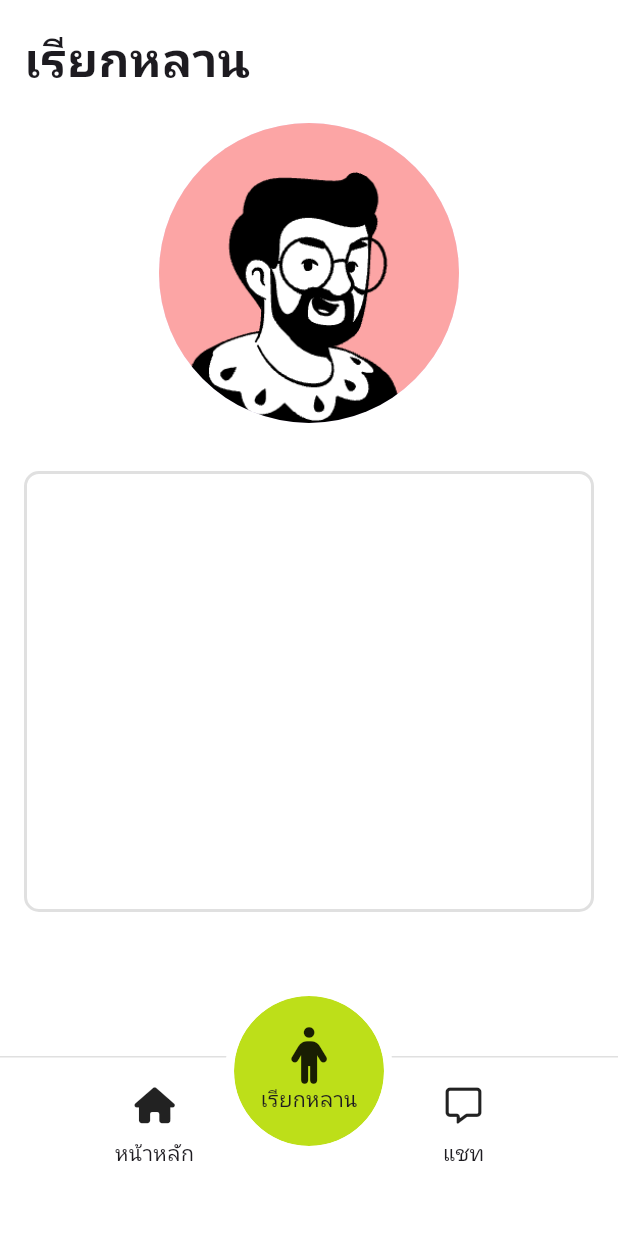
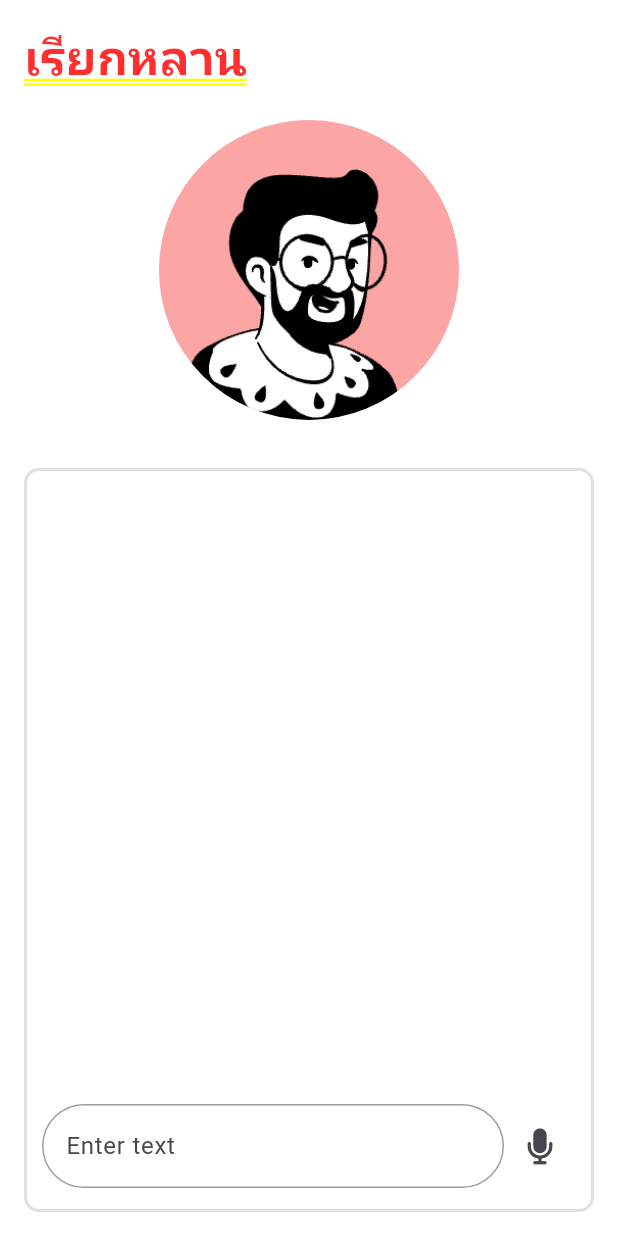
Before and after one commit to SornchaiTheDev/larn, a Flutter app: the screen it shows after launch, after a tap on "แชท", after a tap on "เรียกหลาน", on a phone screen of 412 x 824 dp. Run offline on Flutter 3.47's test engine with Material 3 defaults, Android fonts, the phone set to English and light mode, and no system bars; our stand-ins replace font_awesome_flutter, google_fonts; network calls fail; Roboto replaces fonts that are missing (Prompt).

Commit message:
feat(bottom-nav): modified bottom nav to work with ListView

```diff
--- a/lib/screens/add_larn_screen.dart
+++ b/lib/screens/add_larn_screen.dart
@@ -63,7 +63,7 @@
                               crossAxisAlignment: CrossAxisAlignment.start,
                               children: [
                                 const CircleAvatar(
-                                  radius: 60,
+                                  radius: 30,
                                   backgroundImage:
                                       AssetImage("assets/images/larn1.png"),
                                 ),
--- a/lib/screens/bottom_navigation_screen.dart
+++ b/lib/screens/bottom_navigation_screen.dart
@@ -1,4 +1,7 @@
 import 'package:flutter/material.dart';
+import 'package:flutter/widgets.dart';
+import 'package:font_awesome_flutter/font_awesome_flutter.dart';
+import 'package:larn/constants/colors.dart';
 import 'package:larn/screens/call_larn_screen.dart';
 import 'package:larn/screens/chats_screen.dart';
 import 'package:larn/screens/home_screen.dart';
@@ -29,17 +32,71 @@
   @override
   Widget build(BuildContext context) {
     return Scaffold(
-      body: Column(
+      body: SizedBox(
+        width: double.infinity,
+        child: Stack(
+          children: [
+            Positioned(
+              left: 0,
+              right: 0,
+              top: 0,
+              bottom: 0,
+              child: Column(
                 children: [
                   Expanded(
                     child: screens[currentIndex],
                   ),
-          const SizedBox(height: 40),
-          BottomNavigationWidget(
+                ],
+              ),
+            ),
+            Positioned(
+              bottom: 0,
+              left: 0,
+              right: 0,
+              child: BottomNavigationWidget(
                 currentIndex: currentIndex,
                 onTap: onTap,
               ),
+            ),
+            Positioned(
+              bottom: 50,
+              left: 0,
+              right: 0,
+              child: Column(
+                mainAxisAlignment: MainAxisAlignment.center,
+                crossAxisAlignment: CrossAxisAlignment.center,
+                children: [
+                  GestureDetector(
+                    onTap: () => Navigator.pushNamed(context, "/call-larn"),
+                    child: Container(
+                      padding: const EdgeInsets.all(18.0),
+                      decoration: BoxDecoration(
+                        color: primaryColor,
+                        border: Border.all(
+                          width: 8,
+                          color: Colors.white,
+                          strokeAlign: BorderSide.strokeAlignOutside,
+                        ),
+                        borderRadius: const BorderRadius.all(
+                          Radius.circular(100.0),
+                        ),
+                      ),
+                      child: const Column(
+                        children: [
+                          FaIcon(
+                            FontAwesomeIcons.person,
+                            size: 38,
+                          ),
+                          Text("เรียกหลาน"),
                         ],
+                      ),
+                    ),
+                  )
+                ],
+              ),
+            ),
+          ],
+        ),
       ),
     );
   }
--- a/lib/screens/call_larn_screen.dart
+++ b/lib/screens/call_larn_screen.dart
@@ -1,4 +1,5 @@
 import 'package:flutter/material.dart';
+import 'package:larn/widgets/chat_message_widget.dart';
 
 class CallLarnScreen extends StatelessWidget {
   const CallLarnScreen({super.key});
@@ -39,6 +40,17 @@
                     Radius.circular(10.0),
                   ),
                 ),
+                child: Column(
+                  children: [
+                    Expanded(
+                      child: ListView(),
+                    ),
+                    const Padding(
+                      padding: EdgeInsets.fromLTRB(10, 0, 10, 14),
+                      child: ChatMessageWidget(),
+                    ),
+                  ],
+                ),
               ),
             ),
           ],
--- a/lib/screens/chat_screen.dart
+++ b/lib/screens/chat_screen.dart
@@ -1,6 +1,7 @@
 import 'package:flutter/material.dart';
 import 'package:font_awesome_flutter/font_awesome_flutter.dart';
 import 'package:larn/widgets/back_button_widget.dart';
+import 'package:larn/widgets/chat_message_widget.dart';
 
 class ChatScreen extends StatelessWidget {
   const ChatScreen({super.key});
@@ -73,8 +74,9 @@
             Expanded(
               child: Padding(
                 padding: const EdgeInsets.fromLTRB(12.0, 0, 12.0, 0),
-                child: ListView(
-                  children: const [
+                child: SingleChildScrollView(
+                  child: const Column(
+                    children: [
                       SizedBox(height: 16),
                       ChatBubbleWidget(
                         side: BubbleSide.left,
@@ -105,6 +107,7 @@
                   ),
                 ),
               ),
+            ),
             Container(
               height: 100,
               decoration: const BoxDecoration(
@@ -116,40 +119,9 @@
                   ),
                 ),
               ),
-              child: Padding(
-                padding: const EdgeInsets.fromLTRB(12.0, 4, 12.0, 10),
-                child: Row(
-                  children: [
-                    const Expanded(
-                      child: TextField(
-                        decoration: InputDecoration(
-                          hintText: 'Enter text',
-                          border: OutlineInputBorder(
-                            borderRadius: BorderRadius.all(
-                              Radius.circular(30.0),
-                            ),
-                          ),
-                          focusedBorder: OutlineInputBorder(
-                            borderRadius: BorderRadius.all(
-                              Radius.circular(30.0),
-                            ),
-                            borderSide: BorderSide(color: Colors.blue),
-                          ),
-                          enabledBorder: OutlineInputBorder(
-                            borderRadius: BorderRadius.all(
-                              Radius.circular(30.0),
-                            ),
-                            borderSide: BorderSide(color: Colors.grey),
-                          ),
-                        ),
-                      ),
-                    ),
-                    IconButton(
-                      onPressed: () {},
-                      icon: const FaIcon(FontAwesomeIcons.microphone),
-                    ),
-                  ],
-                ),
+              child: const Padding(
+                padding: EdgeInsets.fromLTRB(12.0, 4, 12.0, 10),
+                child: ChatMessageWidget(),
               ),
             ),
           ],
--- a/lib/screens/chats_screen.dart
+++ b/lib/screens/chats_screen.dart
@@ -7,8 +7,7 @@
   @override
   Widget build(BuildContext context) {
     return SafeArea(
-      child: SizedBox(
-        width: double.infinity,
+      bottom: false,
       child: Column(
         crossAxisAlignment: CrossAxisAlignment.start,
         children: [
@@ -70,8 +69,44 @@
             ),
           ),
           const SizedBox(height: 10),
-            const Divider(),
-            Padding(
+          Expanded(
+            child: ListView(
+              children: const [
+                Divider(),
+                LarnWidget(),
+                Divider(),
+                LarnWidget(),
+                Divider(),
+                LarnWidget(),
+                Divider(),
+                LarnWidget(),
+                Divider(),
+                LarnWidget(),
+                Divider(),
+                LarnWidget(),
+                Divider(),
+                SizedBox(height: 160),
+              ],
+            ),
+          ),
+        ],
+      ),
+    );
+  }
+}
+
+class LarnWidget extends StatelessWidget {
+  const LarnWidget({
+    super.key,
+  });
+
+  @override
+  Widget build(BuildContext context) {
+    return InkWell(
+      onTap: () {
+        Navigator.pushNamed(context, "/chat");
+      },
+      child: Padding(
         padding: const EdgeInsets.all(8.0),
         child: Row(
           crossAxisAlignment: CrossAxisAlignment.start,
@@ -108,8 +143,7 @@
                               border: Border.all(
                                 color: Colors.black12,
                                 width: 2,
-                                      strokeAlign:
-                                          BorderSide.strokeAlignOutside,
+                                strokeAlign: BorderSide.strokeAlignOutside,
                               ),
                             ),
                             clipBehavior: Clip.antiAlias,
@@ -131,10 +165,6 @@
           ],
         ),
       ),
-            const Divider(),
-          ],
-        ),
-      ),
     );
   }
 }
--- a/lib/screens/home_screen.dart
+++ b/lib/screens/home_screen.dart
@@ -15,7 +15,11 @@
 
   @override
   Widget build(BuildContext context) {
-    return Column(
+    return Container(
+      margin: const EdgeInsets.only(
+        bottom: 150,
+      ),
+      child: Column(
         children: [
           const SafeArea(
             bottom: false,
@@ -40,6 +44,7 @@
             ),
           ),
         ],
+      ),
     );
   }
 }
--- a/lib/widgets/bottom_navigation_widget.dart
+++ b/lib/widgets/bottom_navigation_widget.dart
@@ -11,22 +11,17 @@
 
   @override
   Widget build(BuildContext context) {
-    return Positioned(
-      bottom: 0,
-      left: 0,
-      right: 0,
+    return SizedBox(
+      height: 100,
       child: Stack(
         children: [
           Row(
             children: [
               Expanded(
-                child: Transform.translate(
-                  offset: const Offset(0, 40),
                 child: InkWell(
                   onTap: () => onTap(0),
-                    child: Ink(
+                  child: Container(
                     width: 100,
-                      height: 160,
                     decoration: BoxDecoration(
                       border: const Border(
                         top: BorderSide(
@@ -47,13 +42,10 @@
                   ),
                 ),
               ),
-              ),
               Expanded(
-                child: Transform.translate(
-                  offset: const Offset(0, 40),
                 child: InkWell(
                   onTap: () => onTap(1),
-                    child: Ink(
+                  child: Container(
                     decoration: BoxDecoration(
                       border: const Border(
                         top: BorderSide(
@@ -64,7 +56,6 @@
                       color: currentIndex == 1 ? primaryColor : Colors.white,
                     ),
                     width: 100,
-                      height: 160,
                     padding: const EdgeInsets.all(20.0),
                     child: Column(
                       children: [
@@ -80,48 +71,7 @@
                   ),
                 ),
               ),
-              ),
             ],
-          ),
-          Positioned(
-            left: 0,
-            right: 0,
-            child: Row(
-              mainAxisAlignment: MainAxisAlignment.center,
-              children: [
-                InkWell(
-                  onTap: () => onTap(2),
-                  borderRadius: BorderRadius.circular(100),
-                  child: Transform.translate(
-                    offset: const Offset(0, 0),
-                    child: Ink(
-                      width: 100,
-                      height: 100,
-                      decoration: BoxDecoration(
-                        color: primaryColor,
-                        borderRadius: BorderRadius.circular(100),
-                        border: Border.all(
-                          color: Colors.white,
-                          width: 6,
-                          strokeAlign: BorderSide.strokeAlignOutside,
-                        ),
-                      ),
-                      child: const Column(
-                        mainAxisAlignment: MainAxisAlignment.center,
-                        crossAxisAlignment: CrossAxisAlignment.center,
-                        children: [
-                          FaIcon(
-                            FontAwesomeIcons.person,
-                            size: 38,
-                          ),
-                          Text("เรียกหลาน"),
-                        ],
-                      ),
-                    ),
-                  ),
-                )
-              ],
-            ),
           ),
         ],
       ),
--- /dev/null
+++ b/lib/widgets/chat_message_widget.dart
@@ -0,0 +1,59 @@
+import 'package:flutter/material.dart';
+import 'package:font_awesome_flutter/font_awesome_flutter.dart';
+
+class ChatMessageWidget extends StatefulWidget {
+  const ChatMessageWidget({
+    super.key,
+  });
+
+  @override
+  State<ChatMessageWidget> createState() => _ChatMessageWidgetState();
+}
+
+class _ChatMessageWidgetState extends State<ChatMessageWidget> {
+  TextEditingController textController = TextEditingController();
+
+  @override
+  Widget build(BuildContext context) {
+    bool isNotEmpty = textController.text.isNotEmpty;
+    return Row(
+      children: [
+        Expanded(
+          child: TextField(
+            onChanged: (value) => setState(() {}),
+            controller: textController,
+            decoration: const InputDecoration(
+              hintText: 'Enter text',
+              border: OutlineInputBorder(
+                borderRadius: BorderRadius.all(
+                  Radius.circular(30.0),
+                ),
+              ),
+              focusedBorder: OutlineInputBorder(
+                borderRadius: BorderRadius.all(
+                  Radius.circular(30.0),
+                ),
+                borderSide: BorderSide(color: Colors.blue),
+              ),
+              enabledBorder: OutlineInputBorder(
+                borderRadius: BorderRadius.all(
+                  Radius.circular(30.0),
+                ),
+                borderSide: BorderSide(color: Colors.grey),
+              ),
+            ),
+          ),
+        ),
+        IconButton(
+          onPressed: () {
+            setState(() {});
+            print(textController.text);
+          },
+          icon: isNotEmpty
+              ? const FaIcon(FontAwesomeIcons.paperPlane)
+              : const FaIcon(FontAwesomeIcons.microphone),
+        ),
+      ],
+    );
+  }
+}
```
Lines whose indentation alone changed are shown as unchanged.
